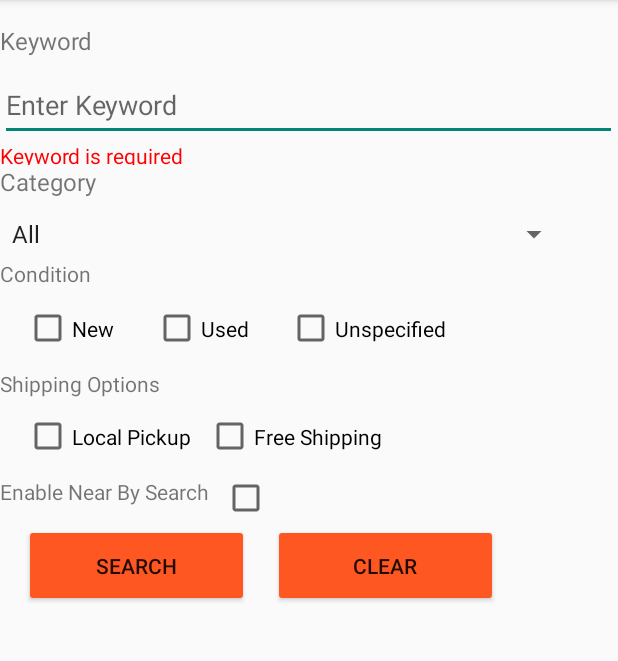
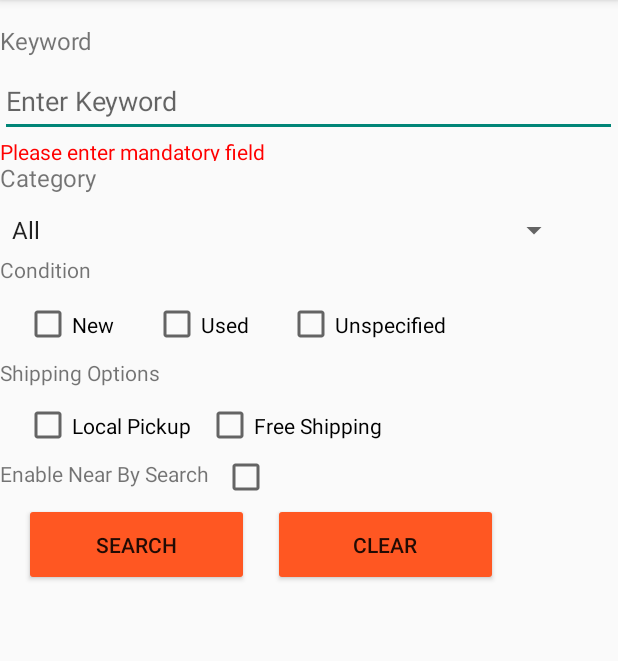
Before and after one commit to shreyasa31/Ecommerce_Web-Android_Application_using_MERN, an Android app: the fragment SearchFragment shown on its own in the app's theme, after a tap on "SEARCH", on a phone screen of 412 x 824 dp, the part 84-745 px from its top. Run offline under Robolectric (Android 15) with nearby library versions, the phone set to English and light mode, and no system bars.

Commit message:
new oneee3333333

```diff
--- a/app/src/main/java/com/example/ebayshoppingapplictaion/SearchFragment.java
+++ b/app/src/main/java/com/example/ebayshoppingapplictaion/SearchFragment.java
@@ -120,7 +120,7 @@ public class SearchFragment extends Fragment {
                 if (isValidInput()) {
                     // Proceed with your search logic
                 } else {
-                    Toast.makeText(getActivity(), "Invalid keyword or zipcode", Toast.LENGTH_SHORT).show();
+                    Toast.makeText(getActivity(), "Please fix all the errors", Toast.LENGTH_SHORT).show();
                 }
             }
         });
@@ -156,17 +156,24 @@ private boolean isValidInput() {
     String keyword = KeywordEditText.getText().toString().trim();
     String zipcode = editText.getText().toString().trim();
 
-    if (keyword.isEmpty()) {
-        validationText.setText("Keyword is required");
+    if (keyword.isEmpty() || (zip.isChecked() && (zipcode.isEmpty()) )) {
+        validationText.setText("Please enter mandatory field");
         validationText.setVisibility(View.VISIBLE);
+        validationText1.setText("Please enter mandatory field");
+        validationText1.setVisibility(View.VISIBLE);
         return false;
     }
 
 
-    if (zip.isChecked() && (zipcode.isEmpty()) ){
-        validationText1.setText("Valid zipcode is required");
-        validationText1.setVisibility(View.VISIBLE);
-        return false;
+
+//    if (zip.isChecked() && (zipcode.isEmpty()) ){
+//        validationText1.setText("Valid zipcode is required");
+//        validationText1.setVisibility(View.VISIBLE);
+//        return false;
+//    }
+    else {
+        validationText.setVisibility(View.GONE);
+        validationText1.setVisibility(View.GONE);
     }
 
     return true;
--- a/app/src/main/res/layout/fragment_search.xml
+++ b/app/src/main/res/layout/fragment_search.xml
@@ -25,7 +25,7 @@
 
         android:layout_width="411dp"
         android:layout_height="48dp"
-        android:layout_marginTop="8dp"
+        android:layout_marginTop="5dp"
         android:ems="10"
         android:hint="Enter Keyword"
         app:layout_constraintEnd_toEndOf="parent"
@@ -100,7 +100,7 @@
         android:id="@+id/textView6"
         android:layout_width="121dp"
         android:layout_height="24dp"
-        android:layout_marginTop="10dp"
+        android:layout_marginTop="5dp"
         android:text="Shipping Options"
         app:layout_constraintEnd_toEndOf="parent"
         app:layout_constraintHorizontal_bias="0.0"
@@ -130,7 +130,7 @@
         android:id="@+id/textView7"
         android:layout_width="148dp"
         android:layout_height="27dp"
-        android:layout_marginTop="10dp"
+        android:layout_marginTop="5dp"
         android:text="Enable Near By Search"
         app:layout_constraintStart_toStartOf="parent"
         app:layout_constraintTop_toBottomOf="@+id/checkBox4" />
@@ -139,7 +139,7 @@
         android:id="@+id/checkBox6"
         android:layout_width="36dp"
         android:layout_height="31dp"
-        android:layout_marginTop="8dp"
+        android:layout_marginTop="1dp"
         app:layout_constraintEnd_toEndOf="parent"
         app:layout_constraintHorizontal_bias="0.0"
         app:layout_constraintStart_toEndOf="@+id/textView7"
@@ -149,7 +149,7 @@
         android:id="@+id/textDistance"
         android:layout_width="78dp"
         android:layout_height="16dp"
-        android:layout_marginTop="8dp"
+        android:layout_marginTop="4dp"
         android:text="Distance"
         app:layout_constraintEnd_toEndOf="parent"
         app:layout_constraintHorizontal_bias="0.0"
@@ -175,7 +175,7 @@
         android:id="@+id/textView9"
         android:layout_width="90dp"
         android:layout_height="18dp"
-        android:layout_marginTop="8dp"
+        android:layout_marginTop="4dp"
         android:text="From"
         app:layout_constraintEnd_toEndOf="parent"
         app:layout_constraintHorizontal_bias="0.0"
@@ -186,7 +186,7 @@
     <RadioGroup
         android:id="@+id/radioGroup"
         android:layout_width="414dp"
-        android:layout_height="93dp"
+        android:layout_height="120dp"
         android:layout_marginTop="5dp"
         app:layout_constraintEnd_toEndOf="parent"
         app:layout_constraintHorizontal_bias="0.251"
@@ -207,6 +207,7 @@
             android:text="Current Location" />
 
         <androidx.constraintlayout.widget.ConstraintLayout
+            android:id="@+id/layout1"
             android:layout_width="match_parent"
             android:layout_height="wrap_content"
             android:padding="16dp">
@@ -233,24 +234,19 @@
                 app:layout_constraintTop_toTopOf="parent" />
 
 
-            <TextView
-                android:id="@+id/validation2"
-                android:layout_width="180dp"
-                android:layout_height="23dp"
-                android:text="TextView"
-                android:textColor="@color/red"
-                app:layout_constraintBottom_toBottomOf="parent"
-                app:layout_constraintEnd_toEndOf="parent"
-                app:layout_constraintHorizontal_bias="0.136"
-                app:layout_constraintStart_toStartOf="parent"
-                app:layout_constraintTop_toBottomOf="@+id/zipcode"
-                app:layout_constraintVertical_bias="0.0"
-                tools:visibility="gone" />
-
 
 
         </androidx.constraintlayout.widget.ConstraintLayout>
 
+
+        <TextView
+            android:id="@+id/validation2"
+            android:layout_width="192dp"
+            android:layout_height="wrap_content"
+            android:layout_marginStart="40dp"
+            android:text="TextView"
+            android:textColor="@color/red"
+            tools:visibility="gone" />
 
             </RadioGroup>
 
```
Lines whose indentation alone changed are shown as unchanged.
